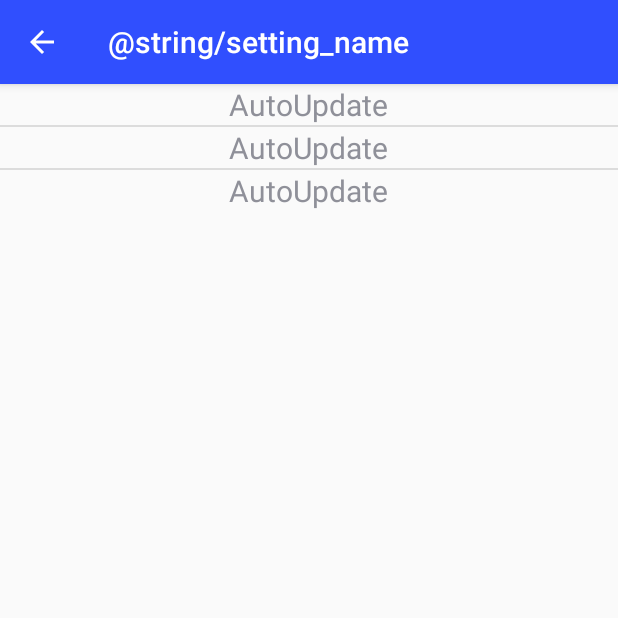
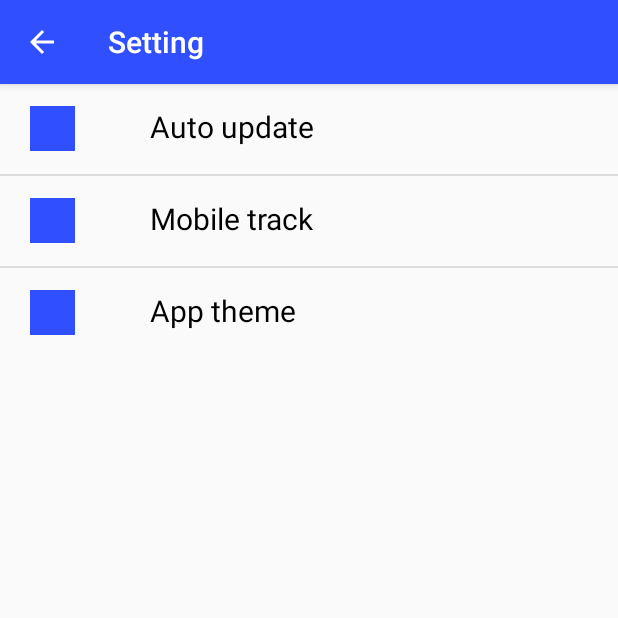
Before and after one commit to gqlida/MobileSAFE, an Android app: the MainActivity screen opened directly, with no data from a screen before it, in the options menu, after a tap on "SETTING", on a phone screen of 412 x 824 dp, the top half of it. Run offline under Robolectric (Android 15) with nearby library versions, the phone set to English and light mode, and no system bars; 3 statements that could not run were skipped.

Commit message:
Beta21.11
go on...

```diff
--- a/app/src/main/java/com/dastudio/mobilesafe/activity/MainActivity.java
+++ b/app/src/main/java/com/dastudio/mobilesafe/activity/MainActivity.java
@@ -69,7 +69,8 @@ public class MainActivity extends AppCompatActivity {
                         Toast.makeText(MainActivity.this, "Process", Toast.LENGTH_SHORT).show();
                         break;
                     case 3:
-                        Toast.makeText(MainActivity.this, "Tools", Toast.LENGTH_SHORT).show();
+                        Intent intent = new Intent(MainActivity.this, ToolsActivity.class);
+                        startActivity(intent);
                         break;
                 }
             }
@@ -81,7 +82,7 @@ public class MainActivity extends AppCompatActivity {
         menu.add(0,1,0,"FIND");
         menu.add(0,2,0,"RATE");
         menu.add(0,3,0,"SETTING");
-        menu.add(0,3,0,"ABOUT");
+        menu.add(0,4,0,"ABOUT");
         return super.onCreateOptionsMenu(menu);
     }
 
--- a/app/src/main/java/com/dastudio/mobilesafe/activity/SettingActivity.java
+++ b/app/src/main/java/com/dastudio/mobilesafe/activity/SettingActivity.java
@@ -5,12 +5,20 @@ import android.support.v7.app.AppCompatActivity;
 import android.os.Bundle;
 import android.view.View;
 import android.view.ViewGroup;
+import android.widget.AdapterView;
 import android.widget.BaseAdapter;
+import android.widget.ImageView;
 import android.widget.ListView;
+import android.widget.Switch;
+import android.widget.TextView;
 
 import com.dastudio.mobilesafe.R;
 
 public class SettingActivity extends AppCompatActivity {
+
+    private String[] set_content = {"Auto update","Mobile track","App theme"};
+//    private int[] set_icons = {,,};
+//    private String[]
 
     private ActionBar mActionBar;
 
@@ -21,11 +29,23 @@ public class SettingActivity extends AppCompatActivity {
 
         mActionBar = getSupportActionBar();
         mActionBar.setDisplayHomeAsUpEnabled(true);
-        mActionBar.setTitle("@string/setting_name");
+        mActionBar.setTitle(R.string.setting_name);
 
 
         ListView ll_setting = findViewById(R.id.ll_setting);
         ll_setting.setAdapter(new MyAdapter());
+        ll_setting.setOnItemClickListener(new AdapterView.OnItemClickListener() {
+            @Override
+            public void onItemClick(AdapterView<?> parent, View view, int position, long id) {
+                switch (view.getId()) {
+                    case 1:
+
+                        break;
+
+
+                }
+            }
+        });
     }
 
     @Override
@@ -52,15 +72,29 @@ public class SettingActivity extends AppCompatActivity {
 
         @Override
         public View getView(int position, View convertView, ViewGroup parent) {
-            View view;
-            if (convertView == null) {
-                view = View.inflate(getApplicationContext(),R.layout.item_setting,null);
-            }else{
-                view = convertView;
+            View view = View.inflate(getApplicationContext(),R.layout.item_setting,null);
+
+            ImageView setting_icons = view.findViewById(R.id.setting_icons);
+            TextView setting_content = view.findViewById(R.id.setting_content);
+            Switch setting_switch = view.findViewById(R.id.setting_switch);
+
+            switch (position) {
+                case 0:
+//                    setting_icons.setImageResource();
+                    setting_content.setText(set_content[0]);
+                    setting_switch.setVisibility(View.GONE);
+                    break;
+                case 1:
+//                    setting_icons.setImageResource();
+                    setting_content.setText(set_content[1]);
+                    setting_switch.setVisibility(View.GONE);
+                    break;
+                case 2:
+//                    setting_icons.setImageResource();
+                    setting_content.setText(set_content[2]);
+                    setting_switch.setVisibility(View.GONE);
+                    break;
             }
-
-
-
             return view;
         }
 
--- /dev/null
+++ b/app/src/main/java/com/dastudio/mobilesafe/activity/ToolsActivity.java
@@ -0,0 +1,54 @@
+package com.dastudio.mobilesafe.activity;
+
+import android.annotation.SuppressLint;
+import android.support.v7.app.ActionBar;
+import android.support.v7.app.AppCompatActivity;
+import android.os.Bundle;
+import android.view.View;
+import android.view.ViewGroup;
+import android.widget.BaseAdapter;
+
+import com.dastudio.mobilesafe.R;
+
+public class ToolsActivity extends AppCompatActivity {
+
+    private android.app.ActionBar mActionBar;
+
+    @Override
+    protected void onCreate(Bundle savedInstanceState) {
+        super.onCreate(savedInstanceState);
+        setContentView(R.layout.activity_tools);
+
+        mActionBar = getActionBar();
+        assert mActionBar != null;
+        mActionBar.setDisplayHomeAsUpEnabled(true);
+        mActionBar.setTitle(R.string.tools_name);
+
+    }
+
+    class MyAdapter extends BaseAdapter {
+            @Override
+            public int getCount() {
+                return 6;
+            }
+            @Override
+            public Object getItem(int i) {
+                return null;
+            }
+
+            @Override
+            public long getItemId(int i) {
+                return 0;
+            }
+
+            @Override
+            public View getView(int i, View convertView, ViewGroup viewGroup) {
+                @SuppressLint("ViewHolder")
+                View view = View.inflate(getApplicationContext(),R.layout.item_tools,null);
+
+                return view;
+            }
+        }
+
+
+}
--- /dev/null
+++ b/app/src/main/res/drawable/btn_tools.xml
@@ -0,0 +1,5 @@
+<?xml version="1.0" encoding="utf-8"?>
+<shape xmlns:android="http://schemas.android.com/apk/res/android">
+
+
+</shape>
--- a/app/src/main/res/layout/item_setting.xml
+++ b/app/src/main/res/layout/item_setting.xml
@@ -1,14 +1,44 @@
 <?xml version="1.0" encoding="utf-8"?>
-<LinearLayout xmlns:android="http://schemas.android.com/apk/res/android"
-              android:gravity="center_horizontal"
+<RelativeLayout xmlns:android="http://schemas.android.com/apk/res/android"
               android:layout_width="match_parent"
-              android:layout_height="match_parent">
+              android:layout_height="wrap_content">
 
-    <TextView
-        android:text="AutoUpdate"
-        android:textSize="20sp"
-        android:layout_width="wrap_content"
-        android:layout_height="wrap_content"/>
+    <RelativeLayout
+        android:layout_width="match_parent"
+        android:layout_height="60dp">
+        <ImageView
+            android:layout_centerVertical="true"
+            android:layout_marginLeft="20dp"
+            android:id="@+id/setting_icons"
+            android:background="@color/colorPrimary"
+            android:layout_width="30dp"
+            android:layout_height="30dp"/>
+
+        <TextView
+            android:id="@+id/setting_content"
+            android:textColor="#000000"
+            android:layout_width="wrap_content"
+            android:layout_height="wrap_content"
+            android:layout_alignTop="@+id/setting_icons"
+            android:layout_marginLeft="50dp"
+            android:layout_marginStart="50dp"
+            android:layout_toEndOf="@+id/setting_icons"
+            android:layout_toRightOf="@+id/setting_icons"
+            android:text="AutoUpdate"
+            android:textSize="20sp"
+            />
+
+        <Switch
+            android:id="@+id/setting_switch"
+            android:layout_marginRight="20dp"
+            android:layout_alignParentEnd="true"
+            android:layout_centerVertical="true"
+            android:layout_width="wrap_content"
+            android:layout_height="wrap_content"
+            android:layout_alignParentRight="true"
+            android:layout_marginEnd="20dp"/>
+    </RelativeLayout>
 
 
-</LinearLayout>
+
+</RelativeLayout>
--- a/app/src/main/res/values/strings.xml
+++ b/app/src/main/res/values/strings.xml
@@ -2,4 +2,5 @@
     <string name="app_name">mobilesafe</string>
     <string name="setting_name">Setting</string>
     <string name="about_name">About</string>
+    <string name="tools_name">Tools</string>
 </resources>
```
Also changed, not shown: app/src/main/AndroidManifest.xml (+4 -4 lines), app/src/main/res/layout/activity_tools.xml (added, +18 -0 lines), app/src/main/res/layout/item_tools.xml (added, +30 -0 lines).
